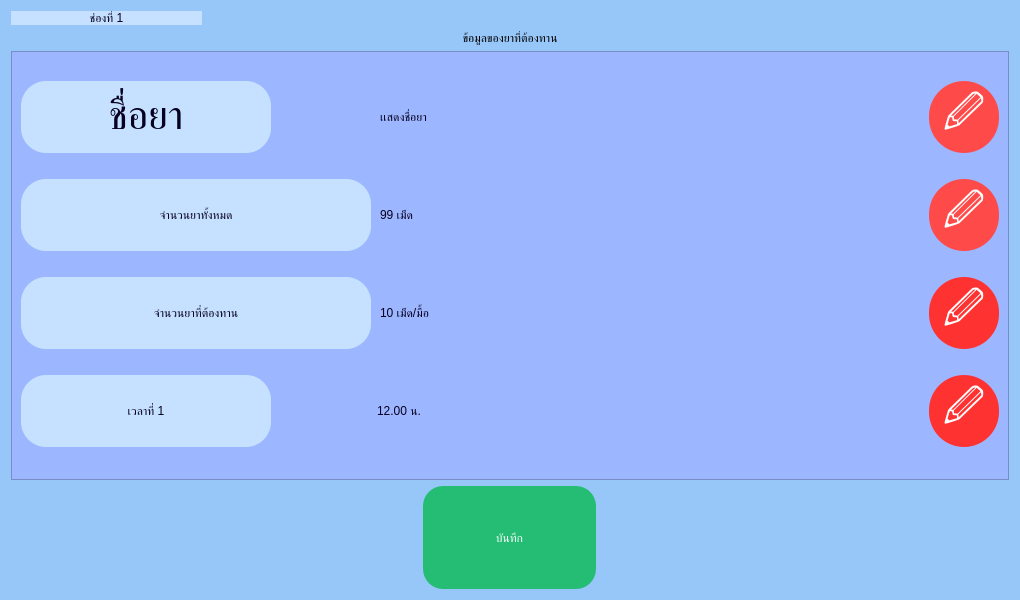
First picture: the form in screen/pillSummaryScreen/ui/pill_summary_screen.ui, repository Papichaya-Dev/HARDWARE-GUI-Klongyaa-seniorProject, before the edit.
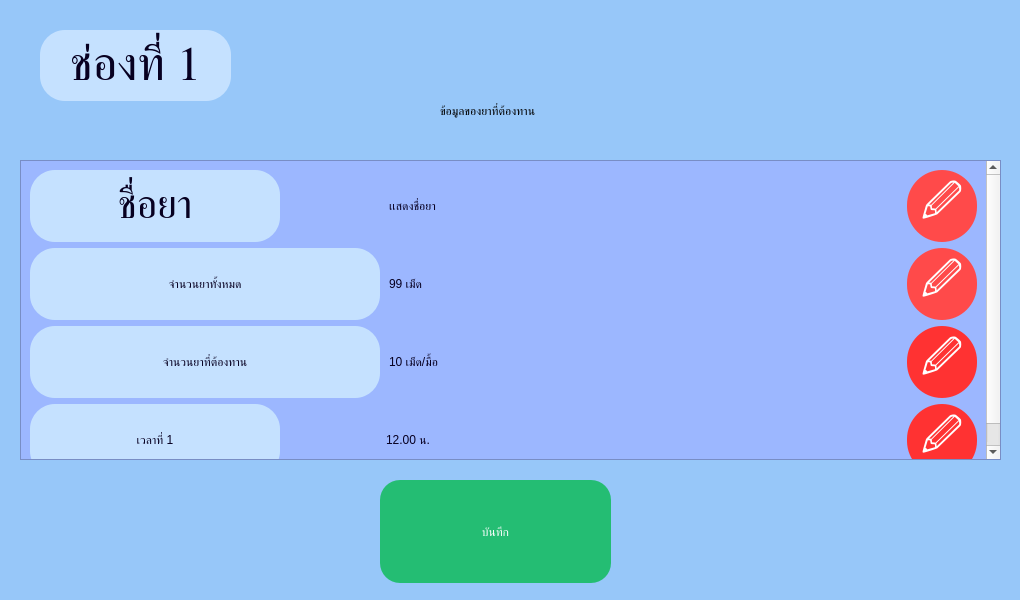
Second picture: the form after the edit.

Commit message: :cow:[Done] integate every screen together:cow:

Patch:
```diff
--- a/screen/pillSummaryScreen/ui/pill_summary_screen.ui
+++ b/screen/pillSummaryScreen/ui/pill_summary_screen.ui
@@ -17,9 +17,15 @@
    <string notr="true">QWidget#background_summary_screen{
 background-color: #97C7F9}</string>
   </property>
-  <layout class="QGridLayout" name="gridLayout">
-   <item row="3" column="0">
     <widget class="QLabel" name="text_header_summary_screen">
+   <property name="geometry">
+    <rect>
+     <x>300</x>
+     <y>80</y>
+     <width>375</width>
+     <height>61</height>
+    </rect>
+   </property>
      <property name="styleSheet">
       <string notr="true">font: 75 34pt &quot;JasmineUPC&quot;;
 </string>
@@ -43,9 +49,15 @@
       <number>50</number>
      </property>
     </widget>
-   </item>
-   <item row="5" column="0">
     <widget class="QScrollArea" name="scroll_area">
+   <property name="geometry">
+    <rect>
+     <x>20</x>
+     <y>160</y>
+     <width>981</width>
+     <height>300</height>
+    </rect>
+   </property>
      <property name="minimumSize">
       <size>
        <width>0</width>
@@ -66,8 +78,8 @@
        <rect>
         <x>0</x>
         <y>0</y>
-        <width>996</width>
-        <height>356</height>
+      <width>958</width>
+      <height>324</height>
        </rect>
       </property>
       <layout class="QGridLayout" name="gridLayout_2">
@@ -453,41 +465,15 @@
       </layout>
      </widget>
     </widget>
-   </item>
-   <item row="2" column="0">
-    <widget class="QLabel" name="no_channel">
-     <property name="sizePolicy">
-      <sizepolicy hsizetype="Preferred" vsizetype="Preferred">
-       <horstretch>0</horstretch>
-       <verstretch>0</verstretch>
-      </sizepolicy>
-     </property>
-     <property name="maximumSize">
-      <size>
-       <width>191</width>
-       <height>61</height>
-      </size>
-     </property>
-     <property name="styleSheet">
-      <string notr="true">background-color: #C5E1FF;
-font: 75 36pt &quot;JasmineUPC&quot;;
-border-radius: 25px;
-color: #070021;
-</string>
-     </property>
-     <property name="text">
-      <string>ช่องที่ 1</string>
-     </property>
-     <property name="alignment">
-      <set>Qt::AlignCenter</set>
-     </property>
-     <property name="margin">
-      <number>0</number>
-     </property>
-    </widget>
-   </item>
-   <item row="6" column="0" alignment="Qt::AlignHCenter">
     <widget class="QToolButton" name="button_save_pill_summary">
+   <property name="geometry">
+    <rect>
+     <x>380</x>
+     <y>480</y>
+     <width>231</width>
+     <height>103</height>
+    </rect>
+   </property>
      <property name="minimumSize">
       <size>
        <width>100</width>
@@ -516,8 +502,38 @@
       <string>บันทึก</string>
      </property>
     </widget>
-   </item>
-  </layout>
+  <widget class="QLabel" name="no_channel">
+   <property name="geometry">
+    <rect>
+     <x>40</x>
+     <y>30</y>
+     <width>191</width>
+     <height>71</height>
+    </rect>
+   </property>
+   <property name="font">
+    <font>
+     <family>JasmineUPC</family>
+     <pointsize>36</pointsize>
+     <weight>9</weight>
+     <italic>false</italic>
+     <bold>false</bold>
+    </font>
+   </property>
+   <property name="styleSheet">
+    <string notr="true">background-color: #C5E1FF;
+font: 75 36pt &quot;JasmineUPC&quot;;
+border-radius: 25px;
+color: #070021;
+</string>
+   </property>
+   <property name="text">
+    <string>ช่องที่ 1</string>
+   </property>
+   <property name="alignment">
+    <set>Qt::AlignCenter</set>
+   </property>
+  </widget>
  </widget>
  <resources/>
  <connections/>
```
Left out of the diff: 6 changed lines with no effect on the pictures. Lines whose indentation alone changed are shown as unchanged. The commit also changes 31 other files.
